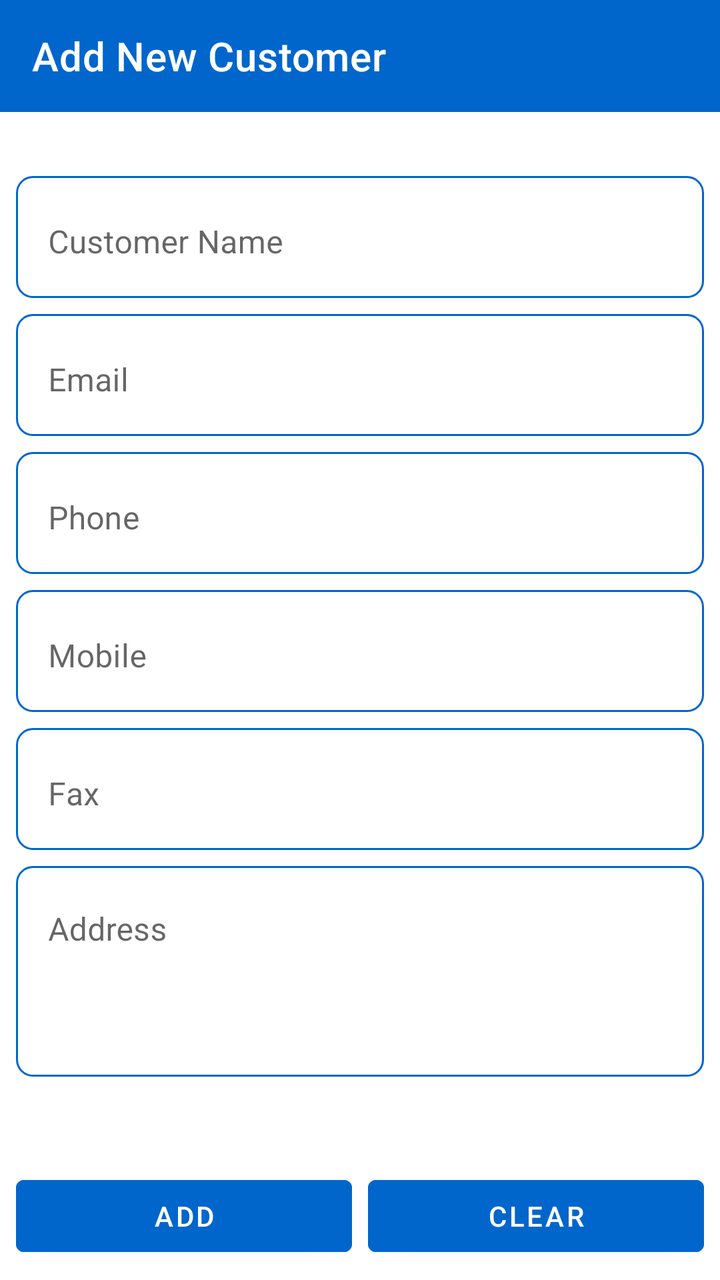
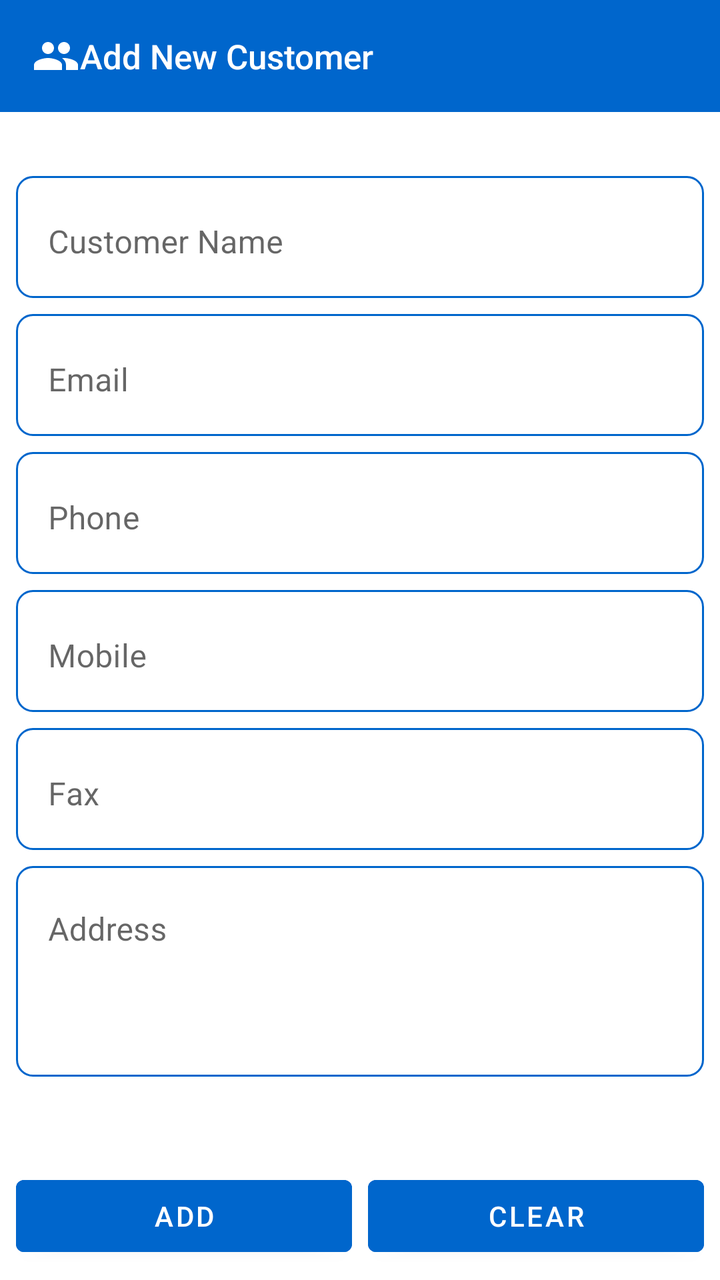

The first picture is an Android layout as it rendered before a commit; the second is the same layout after the commit. The layout source and the unified diff follow.
<!-- AndroidManifest.xml: application theme Theme.MetalConstructionsEstimates -->
<!-- res/layout/activity_add_customer.xml -->
<?xml version="1.0" encoding="utf-8"?>
<androidx.constraintlayout.widget.ConstraintLayout
    xmlns:android="http://schemas.android.com/apk/res/android"
    xmlns:app="http://schemas.android.com/apk/res-auto"
    android:layout_width="match_parent"
    android:layout_height="match_parent">

    
    <androidx.appcompat.widget.Toolbar
        android:id="@+id/toolbar"
        android:layout_width="0dp"
        android:layout_height="?attr/actionBarSize"
        android:background="#0066cc"
        app:title="@string/addCustomer"
        app:titleTextColor="@android:color/white"
        app:layout_constraintTop_toTopOf="parent"
        app:layout_constraintStart_toStartOf="parent"
        app:layout_constraintEnd_toEndOf="parent"/>

    
    <androidx.core.widget.NestedScrollView
        android:id="@+id/scrollView"
        android:layout_width="0dp"
        android:layout_height="0dp"
        android:fillViewport="true"
        android:scrollbars="vertical"
        app:layout_constraintTop_toBottomOf="@id/toolbar"
        app:layout_constraintBottom_toTopOf="@id/buttonContainer"
        app:layout_constraintStart_toStartOf="parent"
        app:layout_constraintEnd_toEndOf="parent">

        <androidx.constraintlayout.widget.ConstraintLayout
            android:layout_width="match_parent"
            android:layout_height="wrap_content"
            android:paddingTop="16dp"
            android:paddingBottom="16dp">

            
            <com.google.android.material.textfield.TextInputLayout
                android:id="@+id/nameLayout"
                android:layout_width="0dp"
                android:layout_height="wrap_content"
                android:hint="@string/customer_name"
                android:background="@drawable/shape"
                android:layout_marginStart="8dp"
                android:layout_marginEnd="8dp"
                android:layout_marginTop="16dp"
                style="@style/Widget.MaterialComponents.TextInputLayout.OutlinedBox"
                app:layout_constraintTop_toTopOf="parent"
                app:layout_constraintStart_toStartOf="parent"
                app:layout_constraintEnd_toEndOf="parent">

                <com.google.android.material.textfield.TextInputEditText
                    android:id="@+id/etName_add_customer"
                    android:layout_width="match_parent"
                    android:layout_height="wrap_content"
                    android:textColor="#333333"
                    android:textColorHint="#4A4A4A"
                    android:background="@android:color/transparent"/>
            </com.google.android.material.textfield.TextInputLayout>

            <com.google.android.material.textfield.TextInputLayout
                android:id="@+id/emailLayout"
                android:layout_width="0dp"
                android:layout_height="wrap_content"
                android:hint="@string/customer_email"
                android:background="@drawable/shape"
                android:layout_marginTop="8dp"
                android:layout_marginStart="8dp"
                android:layout_marginEnd="8dp"
                style="@style/Widget.MaterialComponents.TextInputLayout.OutlinedBox"
                app:layout_constraintTop_toBottomOf="@id/nameLayout"
                app:layout_constraintStart_toStartOf="parent"
                app:layout_constraintEnd_toEndOf="parent">

                <com.google.android.material.textfield.TextInputEditText
                    android:id="@+id/etEmail_add_customer"
                    android:layout_width="match_parent"
                    android:layout_height="wrap_content"
                    android:inputType="textEmailAddress"
                    android:textColor="#333333"
                    android:textColorHint="#4A4A4A"
                    android:background="@android:color/transparent"/>
            </com.google.android.material.textfield.TextInputLayout>

            
            <com.google.android.material.textfield.TextInputLayout
                android:id="@+id/phoneLayout"
                android:layout_width="0dp"
                android:layout_height="wrap_content"
                android:hint="@string/customer_phone"
                android:background="@drawable/shape"
                android:layout_marginTop="8dp"
                android:layout_marginStart="8dp"
                android:layout_marginEnd="8dp"
                style="@style/Widget.MaterialComponents.TextInputLayout.OutlinedBox"
                app:layout_constraintTop_toBottomOf="@id/emailLayout"
                app:layout_constraintStart_toStartOf="parent"
                app:layout_constraintEnd_toEndOf="parent">

                <com.google.android.material.textfield.TextInputEditText
                    android:id="@+id/etPhone_add_customer"
                    android:layout_width="match_parent"
                    android:layout_height="wrap_content"
                    android:inputType="phone"
                    android:textColor="#333333"
                    android:textColorHint="#4A4A4A"
                    android:background="@android:color/transparent"/>
            </com.google.android.material.textfield.TextInputLayout>

            <com.google.android.material.textfield.TextInputLayout
                android:id="@+id/mobileLayout"
                android:layout_width="0dp"
                android:layout_height="wrap_content"
                android:hint="@string/customer_mobile"
                android:background="@drawable/shape"
                android:layout_marginTop="8dp"
                android:layout_marginStart="8dp"
                android:layout_marginEnd="8dp"
                style="@style/Widget.MaterialComponents.TextInputLayout.OutlinedBox"
                app:layout_constraintTop_toBottomOf="@id/phoneLayout"
                app:layout_constraintStart_toStartOf="parent"
                app:layout_constraintEnd_toEndOf="parent">

                <com.google.android.material.textfield.TextInputEditText
                    android:id="@+id/etMobile_add_customer"
                    android:layout_width="match_parent"
                    android:layout_height="wrap_content"
                    android:inputType="phone"
                    android:textColor="#333333"
                    android:textColorHint="#4A4A4A"
                    android:background="@android:color/transparent"/>
            </com.google.android.material.textfield.TextInputLayout>

            <com.google.android.material.textfield.TextInputLayout
                android:id="@+id/faxLayout"
                android:layout_width="0dp"
                android:layout_height="wrap_content"
                android:hint="@string/customer_fax"
                android:background="@drawable/shape"
                android:layout_marginTop="8dp"
                android:layout_marginStart="8dp"
                android:layout_marginEnd="8dp"
                style="@style/Widget.MaterialComponents.TextInputLayout.OutlinedBox"
                app:layout_constraintTop_toBottomOf="@id/mobileLayout"
                app:layout_constraintStart_toStartOf="parent"
                app:layout_constraintEnd_toEndOf="parent">

                <com.google.android.material.textfield.TextInputEditText
                    android:id="@+id/etFax_add_customer"
                    android:layout_width="match_parent"
                    android:layout_height="wrap_content"
                    android:inputType="phone"
                    android:textColor="#333333"
                    android:textColorHint="#4A4A4A"
                    android:background="@android:color/transparent"/>
            </com.google.android.material.textfield.TextInputLayout>

            <com.google.android.material.textfield.TextInputLayout
                android:id="@+id/addressLayout"
                android:layout_width="0dp"
                android:layout_height="wrap_content"
                android:hint="@string/customer_address"
                android:background="@drawable/shape"
                android:layout_marginTop="8dp"
                android:layout_marginStart="8dp"
                android:layout_marginEnd="8dp"
                android:layout_marginBottom="16dp"
                style="@style/Widget.MaterialComponents.TextInputLayout.OutlinedBox"
                app:layout_constraintTop_toBottomOf="@id/faxLayout"
                app:layout_constraintStart_toStartOf="parent"
                app:layout_constraintEnd_toEndOf="parent">

                <com.google.android.material.textfield.TextInputEditText
                    android:id="@+id/etAddress_add_customer"
                    android:layout_width="match_parent"
                    android:layout_height="wrap_content"
                    android:minHeight="100dp"
                    android:gravity="top"
                    android:inputType="textMultiLine"
                    android:textColor="#333333"
                    android:textColorHint="#4A4A4A"
                    android:background="@android:color/transparent"/>
            </com.google.android.material.textfield.TextInputLayout>

        </androidx.constraintlayout.widget.ConstraintLayout>
    </androidx.core.widget.NestedScrollView>

    
    <androidx.constraintlayout.widget.ConstraintLayout
        android:id="@+id/buttonContainer"
        android:layout_width="0dp"
        android:layout_height="wrap_content"
        android:padding="8dp"
        app:layout_constraintBottom_toBottomOf="parent"
        app:layout_constraintStart_toStartOf="parent"
        app:layout_constraintEnd_toEndOf="parent">

        <Button
            android:id="@+id/btnAdd_add_customer"
            android:layout_width="0dp"
            android:layout_height="wrap_content"
            android:layout_marginEnd="4dp"
            android:backgroundTint="#0066cc"
            android:text="@string/add"
            android:textColor="@android:color/white"
            app:layout_constraintStart_toStartOf="parent"
            app:layout_constraintEnd_toStartOf="@id/btnClear_add_customer"
            app:layout_constraintTop_toTopOf="parent"
            app:layout_constraintBottom_toBottomOf="parent"/>

        <Button
            android:id="@+id/btnClear_add_customer"
            android:layout_width="0dp"
            android:layout_height="wrap_content"
            android:layout_marginStart="4dp"
            android:backgroundTint="#0066cc"
            android:text="@string/clear"
            android:textColor="@android:color/white"
            app:layout_constraintStart_toEndOf="@id/btnAdd_add_customer"
            app:layout_constraintEnd_toEndOf="parent"
            app:layout_constraintTop_toTopOf="parent"
            app:layout_constraintBottom_toBottomOf="parent"/>
    </androidx.constraintlayout.widget.ConstraintLayout>

</androidx.constraintlayout.widget.ConstraintLayout>
<!-- resources referenced by this layout -->
<resources>
  <!-- drawable shape (drawable) -->
  <shape xmlns:android="http://schemas.android.com/apk/res/android"
      android:shape="rectangle">
      <solid android:color="#FFFFFF" />
      
      <stroke
          android:width="1.1dp"
          android:color="#0066cc" /> 
  
      <corners android:radius="8dp" />
  </shape>
  <string name="add">Add</string>
  <string name="addCustomer">Add New Customer</string>
  <string name="clear">Clear</string>
  <string name="customer_address">Address</string>
  <string name="customer_email">Email</string>
  <string name="customer_fax">Fax</string>
  <string name="customer_mobile">Mobile</string>
  <string name="customer_name">Customer Name</string>
  <string name="customer_phone">Phone</string>
  <style name="Theme.MetalConstructionsEstimates" parent="Theme.MaterialComponents.DayNight.NoActionBar">
      
          <item name="colorPrimary">@color/purple_200</item>
          <item name="colorPrimaryVariant">@color/purple_700</item>
          <item name="colorOnPrimary">@color/black</item>
  
          <item name="colorSecondary">@color/teal_200</item>
          <item name="colorSecondaryVariant">@color/teal_200</item>
          <item name="colorOnSecondary">@color/black</item>
  
          <item name="android:statusBarColor">?attr/colorPrimaryVariant</item>
          <item name="android:windowLightStatusBar">false</item>
  
          
      </style>
  <color name="purple_200">#FFBB86FC</color>
  <color name="purple_700">#FF3700B3</color>
  <color name="black">#FF000000</color>
  <color name="teal_200">#FF03DAC5</color>
</resources>

<!-- the commit's change to res/layout/activity_add_customer.xml (unified diff, before → after) -->
@@ -11,7 +11,13 @@
         android:layout_width="0dp"
         android:layout_height="?attr/actionBarSize"
         android:background="#0066cc"
+        android:theme="@style/ThemeOverlay.MaterialComponents.Dark.ActionBar"
+        app:popupTheme="@style/ThemeOverlay.AppCompat.DayNight"
         app:title="@string/addCustomer"
+        app:logo="@drawable/ic_toolbar_customers"
+        app:contentInsetStartWithNavigation="0dp"
+        app:titleMarginStart="10dp"
+        app:titleTextAppearance="@style/ListToolbarTitle"
         app:titleTextColor="@android:color/white"
         app:layout_constraintTop_toTopOf="parent"
         app:layout_constraintStart_toStartOf="parent"
<!-- resource entries referenced after the edit -->
@@ -1,5 +1,16 @@
 <!-- resources referenced by this layout -->
 <resources>
+  <!-- drawable ic_toolbar_customers (drawable) -->
+  <?xml version="1.0" encoding="utf-8"?>
+  <vector xmlns:android="http://schemas.android.com/apk/res/android"
+      android:width="24dp"
+      android:height="24dp"
+      android:viewportWidth="24"
+      android:viewportHeight="24">
+      <path
+          android:fillColor="#FFFFFFFF"
+          android:pathData="M16,11c1.66,0 2.99,-1.34 2.99,-3S17.66,5 16,5c-1.66,0 -3,1.34 -3,3s1.34,3 3,3zM8,11c1.66,0 2.99,-1.34 2.99,-3S9.66,5 8,5C6.34,5 5,6.34 5,8s1.34,3 3,3zM8,13c-2.33,0 -7,1.17 -7,3.5V19h14v-2.5c0,-2.33 -4.67,-3.5 -7,-3.5zM16,13c-0.29,0 -0.62,0.02 -0.97,0.05 1.16,0.84 1.97,1.97 1.97,3.45V19h6v-2.5c0,-2.33 -4.67,-3.5 -7,-3.5z" />
+  </vector>
   <!-- drawable shape (drawable) -->
   <shape xmlns:android="http://schemas.android.com/apk/res/android"
       android:shape="rectangle">
@@ -20,6 +31,9 @@
   <string name="customer_mobile">Mobile</string>
   <string name="customer_name">Customer Name</string>
   <string name="customer_phone">Phone</string>
+  <style name="ListToolbarTitle" parent="TextAppearance.AppCompat.Widget.ActionBar.Title">
+          <item name="android:textSize">@dimen/list_toolbar_title_size</item>
+      </style>
   <style name="Theme.MetalConstructionsEstimates" parent="Theme.MaterialComponents.DayNight.NoActionBar">
       
           <item name="colorPrimary">@color/purple_200</item>
@@ -35,6 +49,7 @@
   
           
       </style>
+  <dimen name="list_toolbar_title_size">17sp</dimen>
   <color name="purple_200">#FFBB86FC</color>
   <color name="purple_700">#FF3700B3</color>
   <color name="black">#FF000000</color>
